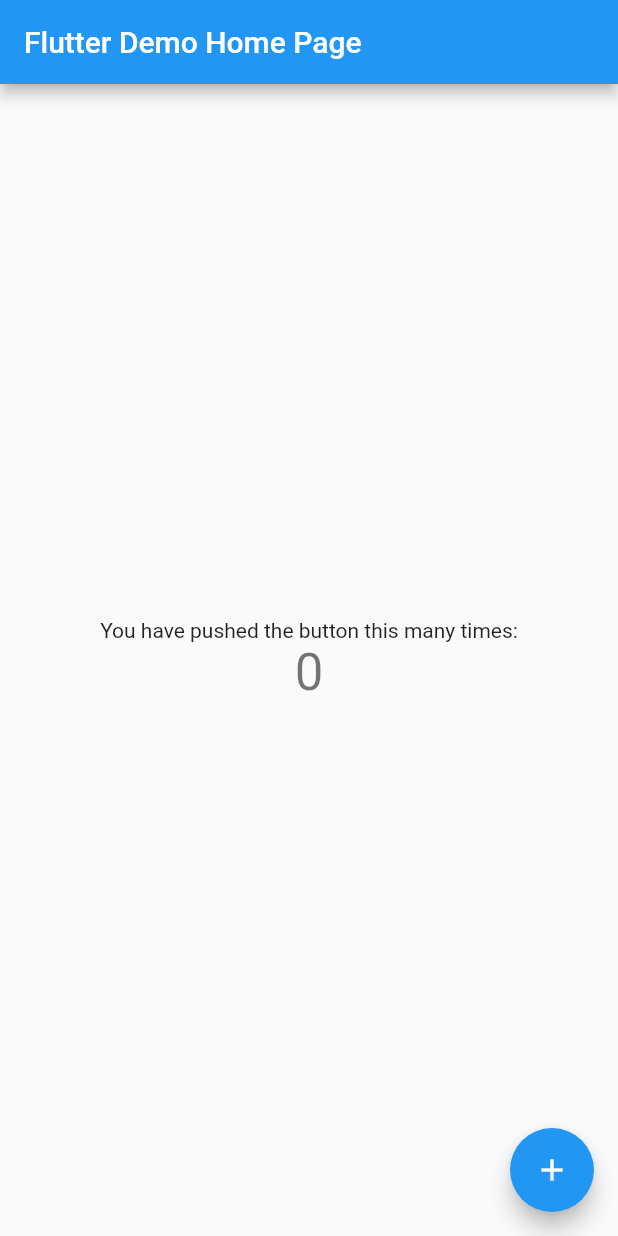
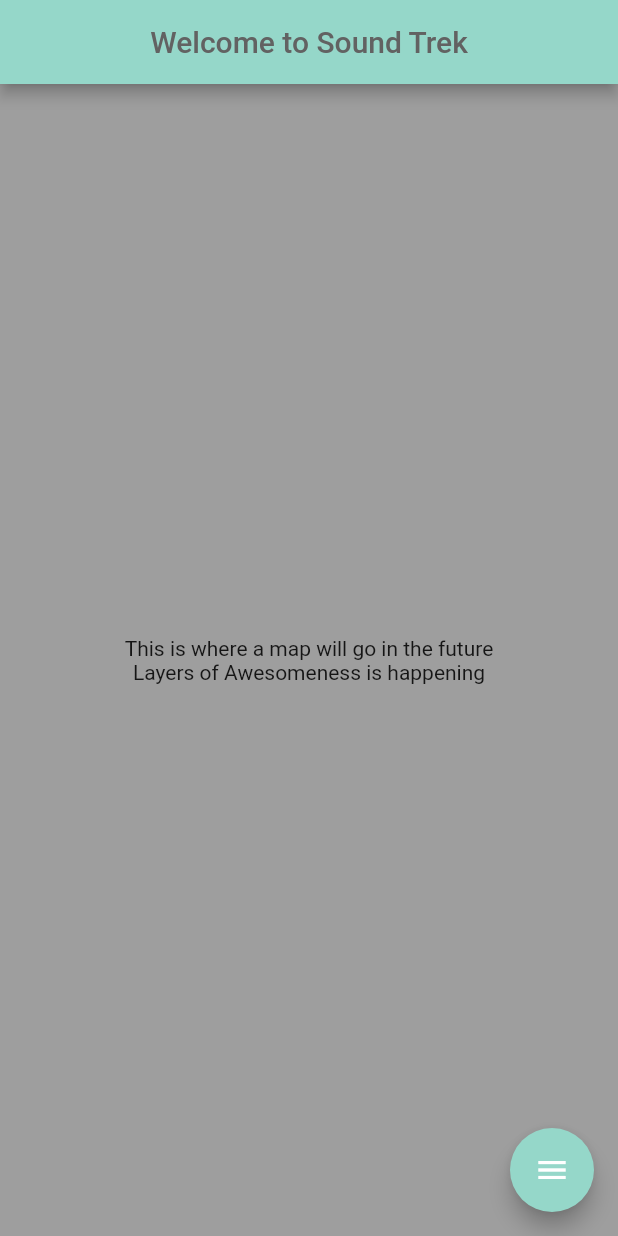
Before and after one commit to MartinDampier/Sound_Trek, a Flutter app: the screen it shows after launch, on a phone screen of 412 x 824 dp. Run offline on Flutter 3.47's test engine with Material 2 defaults, Android fonts, the light colour scheme and no system bars.

Commit message:
Created Basic nonfunctional UI. Vestigial code from example as placeholder

```diff
--- a/lib/main.dart
+++ b/lib/main.dart
@@ -1,4 +1,7 @@
+import 'package:flutter/cupertino.dart';
 import 'package:flutter/material.dart';
+import 'dart:async';
+import 'dart:io';
 
 void main() {
   runApp(const MyApp());
@@ -11,7 +14,7 @@
   @override
   Widget build(BuildContext context) {
     return MaterialApp(
-      title: 'Flutter Demo',
+      title: 'Sound Trek',
       theme: ThemeData(
         // This is the theme of your application.
         //
@@ -22,9 +25,11 @@
         // or simply save your changes to "hot reload" in a Flutter IDE).
         // Notice that the counter didn't reset back to zero; the application
         // is not restarted.
+        primaryColor: Color.fromARGB(255, 98, 98, 98),
         primarySwatch: Colors.blue,
+        canvasColor: Colors.grey,
       ),
-      home: const MyHomePage(title: 'Flutter Demo Home Page'),
+      home: const MyHomePage(title: 'Welcome to Sound Trek'),
     );
   }
 }
@@ -71,13 +76,15 @@
     // than having to individually change instances of widgets.
     return Scaffold(
       appBar: AppBar(
-        // Here we take the value from the MyHomePage object that was created by
-        // the App.build method, and use it to set our appbar title.
-        title: Text(widget.title),
+        backgroundColor: const Color.fromARGB(255,149, 215, 201),
+        centerTitle: true,
+        title: Text(widget.title, style: TextStyle( color: Color.fromARGB(255, 98, 98, 98),)),
       ),
+
       body: Center(
         // Center is a layout widget. It takes a single child and positions it
         // in the middle of the parent.
+
         child: Column(
           // Column is also a layout widget. It takes a list of children and
           // arranges them vertically. By default, it sizes itself to fit its
@@ -95,21 +102,23 @@
           // horizontal).
           mainAxisAlignment: MainAxisAlignment.center,
           children: <Widget>[
-            const Text(
-              'You have pushed the button this many times:',
+            Text(
+              'This is where a map will go in the future',
             ),
             Text(
-              '$_counter',
-              style: Theme.of(context).textTheme.headline4,
+              'Layers of Awesomeness is happening',
             ),
           ],
         ),
       ),
       floatingActionButton: FloatingActionButton(
         onPressed: _incrementCounter,
-        tooltip: 'Increment',
-        child: const Icon(Icons.add),
-      ), // This trailing comma makes auto-formatting nicer for build methods.
+        backgroundColor: const Color.fromARGB(255,149, 215, 201),
+        child: const Icon(Icons.menu),
+      ),
+      // This trailing comma makes auto-formatting nicer for build methods.
+      //Image.asset( 'SoundTrek_Logo3.png'
+      //),
     );
   }
 }
```
Also changed, not shown: lib/SoundTrek_Logo3.png (added).
